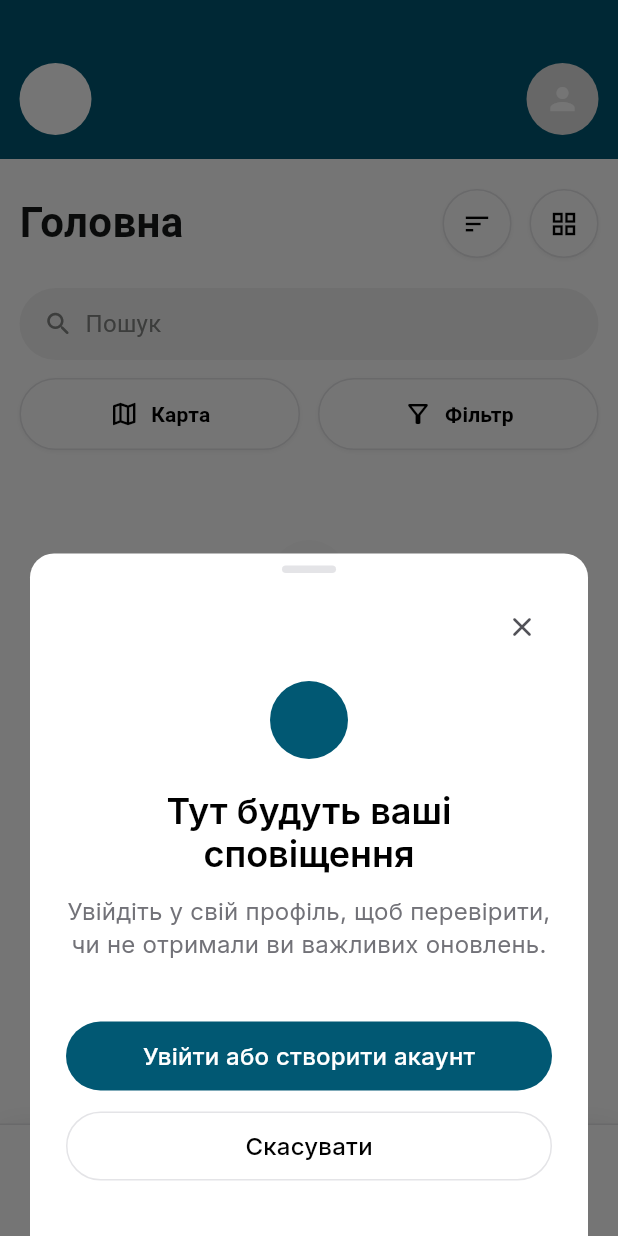
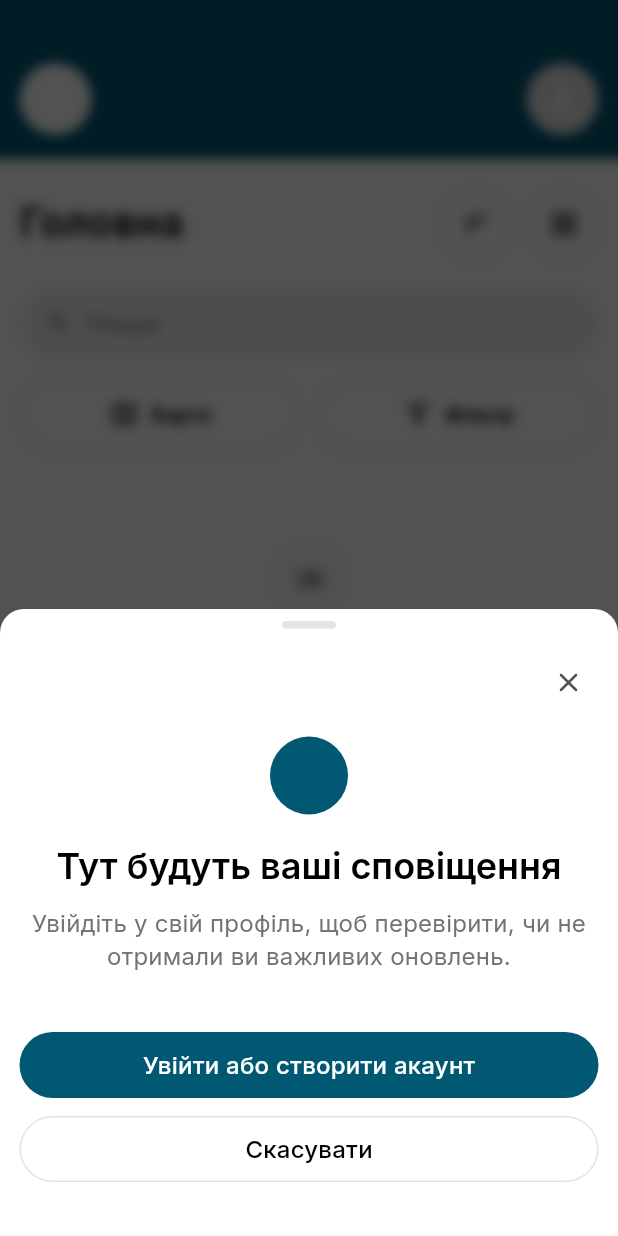
Before and after one commit to chizmodiy/olxclone, a Flutter app: the screen it shows after launch, item 2 of the bottom bar chosen, after a tap on the "person" icon, on a phone screen of 412 x 824 dp. Run offline on Flutter 3.47's test engine with Material 3 defaults, Android fonts, the phone set to English and light mode, and no system bars; our stand-ins replace cached_network_image, flutter_map, flutter_svg, font_awesome_flutter, geolocator, google_fonts and 3 more; missing offline and left inert: algoliasearch, flutter_map_marker_cluster; accounts and stored records are empty.

Commit message:
refactor: оновлено діалог для авторизації з використанням AuthBottomSheet
- Змінено спосіб відображення діалогу авторизації на використання AuthBottomSheet замість AlertDialog для покращення UX.
- Додано затемнення фону з блюром для кращої візуальної привабливості.
- Оновлено стилі та відступи в AuthBottomSheet для підвищення зручності використання.

```diff
--- a/lib/pages/home_page.dart
+++ b/lib/pages/home_page.dart
@@ -1,4 +1,5 @@
 import 'package:flutter/material.dart';
+import 'dart:ui';
 import '../widgets/common_header.dart';
 import '../widgets/product_card.dart';
 import '../services/product_service.dart';
@@ -147,11 +148,34 @@ class HomeContentState extends State<HomeContent> {
   }
 
   void _showAuthBottomSheet() {
-    showModalBottomSheet(
+    showDialog(
       context: context,
-      isScrollControlled: true,
+      barrierDismissible: true,
+      builder: (context) => Dialog(
         backgroundColor: Colors.transparent,
-      builder: (context) => AuthBottomSheet(
+        insetPadding: EdgeInsets.zero,
+        child: Stack(
+          children: [
+            // Затемнення фону з блюром
+            Positioned.fill(
+              child: GestureDetector(
+                onTap: () => Navigator.of(context).pop(),
+                child: ClipRect(
+                  child: BackdropFilter(
+                    filter: ImageFilter.blur(sigmaX: 4, sigmaY: 4),
+                    child: Container(
+                      color: Colors.black.withOpacity(0.3),
+                    ),
+                  ),
+                ),
+              ),
+            ),
+            // Bottom sheet
+            Positioned(
+              left: 0,
+              right: 0,
+              bottom: 0,
+              child: AuthBottomSheet(
                 onLoginPressed: () {
                   Navigator.of(context).pop(); // Закриваємо bottom sheet
                   Navigator.of(context).pushNamed('/auth');
@@ -159,6 +183,10 @@ class HomeContentState extends State<HomeContent> {
                 onCancelPressed: () {
                   Navigator.of(context).pop(); // Закриваємо bottom sheet
                 },
+              ),
+            ),
+          ],
+        ),
       ),
     );
   }
--- a/lib/widgets/auth_bottom_sheet.dart
+++ b/lib/widgets/auth_bottom_sheet.dart
@@ -16,8 +16,7 @@ class AuthBottomSheet extends StatelessWidget {
   @override
   Widget build(BuildContext context) {
     return Container(
-      margin: const EdgeInsets.symmetric(horizontal: 20),
-      padding: const EdgeInsets.fromLTRB(24, 8, 24, 36),
+      padding: const EdgeInsets.fromLTRB(13, 8, 13, 36),
       decoration: const BoxDecoration(
         color: Colors.white,
         borderRadius: BorderRadius.only(
@@ -103,6 +102,7 @@ class AuthBottomSheet extends StatelessWidget {
             children: [
               SizedBox(
                 width: double.infinity,
+                height: 44,
                 child: ElevatedButton(
                   onPressed: onLoginPressed,
                   style: ElevatedButton.styleFrom(
@@ -111,7 +111,7 @@ class AuthBottomSheet extends StatelessWidget {
                     shape: RoundedRectangleBorder(
                       borderRadius: BorderRadius.circular(200),
                     ),
-                    padding: const EdgeInsets.symmetric(horizontal: 24, vertical: 12),
+                    padding: const EdgeInsets.symmetric(horizontal: 24, vertical: 10),
                     elevation: 0,
                     shadowColor: const Color.fromRGBO(16, 24, 40, 0.05),
                   ),
@@ -127,6 +127,7 @@ class AuthBottomSheet extends StatelessWidget {
               const SizedBox(height: 12),
               SizedBox(
                 width: double.infinity,
+                height: 44,
                 child: OutlinedButton(
                   onPressed: onCancelPressed,
                   style: OutlinedButton.styleFrom(
@@ -136,7 +137,7 @@ class AuthBottomSheet extends StatelessWidget {
                     shape: RoundedRectangleBorder(
                       borderRadius: BorderRadius.circular(200),
                     ),
-                    padding: const EdgeInsets.symmetric(horizontal: 24, vertical: 12),
+                    padding: const EdgeInsets.symmetric(horizontal: 24, vertical: 10),
                     elevation: 0,
                     shadowColor: const Color.fromRGBO(16, 24, 40, 0.05),
                   ),
--- a/lib/widgets/common_header.dart
+++ b/lib/widgets/common_header.dart
@@ -1,4 +1,5 @@
 import 'package:flutter/material.dart';
+import 'dart:ui';
 import '../theme/app_colors.dart';
 import 'package:supabase_flutter/supabase_flutter.dart';
 import 'auth_bottom_sheet.dart';
@@ -32,11 +33,34 @@ class CommonHeader extends StatelessWidget implements PreferredSizeWidget {
             onTap: () {
               if (user == null) {
                 // Показуємо bottom sheet для розлогінених користувачів
-                showModalBottomSheet(
+                showDialog(
                   context: context,
-                  isScrollControlled: true,
+                  barrierDismissible: true,
+                  builder: (context) => Dialog(
                     backgroundColor: Colors.transparent,
-                  builder: (context) => AuthBottomSheet(
+                    insetPadding: EdgeInsets.zero,
+                    child: Stack(
+                      children: [
+                        // Затемнення фону з блюром
+                        Positioned.fill(
+                          child: GestureDetector(
+                            onTap: () => Navigator.of(context).pop(),
+                            child: ClipRect(
+                              child: BackdropFilter(
+                                filter: ImageFilter.blur(sigmaX: 4, sigmaY: 4),
+                                child: Container(
+                                  color: Colors.black.withOpacity(0.3),
+                                ),
+                              ),
+                            ),
+                          ),
+                        ),
+                        // Bottom sheet
+                        Positioned(
+                          left: 0,
+                          right: 0,
+                          bottom: 0,
+                          child: AuthBottomSheet(
                             onLoginPressed: () {
                               Navigator.of(context).pop(); // Закриваємо bottom sheet
                               Navigator.of(context).pushNamed('/auth');
@@ -44,6 +68,10 @@ class CommonHeader extends StatelessWidget implements PreferredSizeWidget {
                             onCancelPressed: () {
                               Navigator.of(context).pop(); // Закриваємо bottom sheet
                             },
+                          ),
+                        ),
+                      ],
+                    ),
                   ),
                 );
               } else {
```
Also changed, not shown: lib/pages/general_page.dart (+37 -20 lines). Lines whose indentation alone changed are shown as unchanged.
